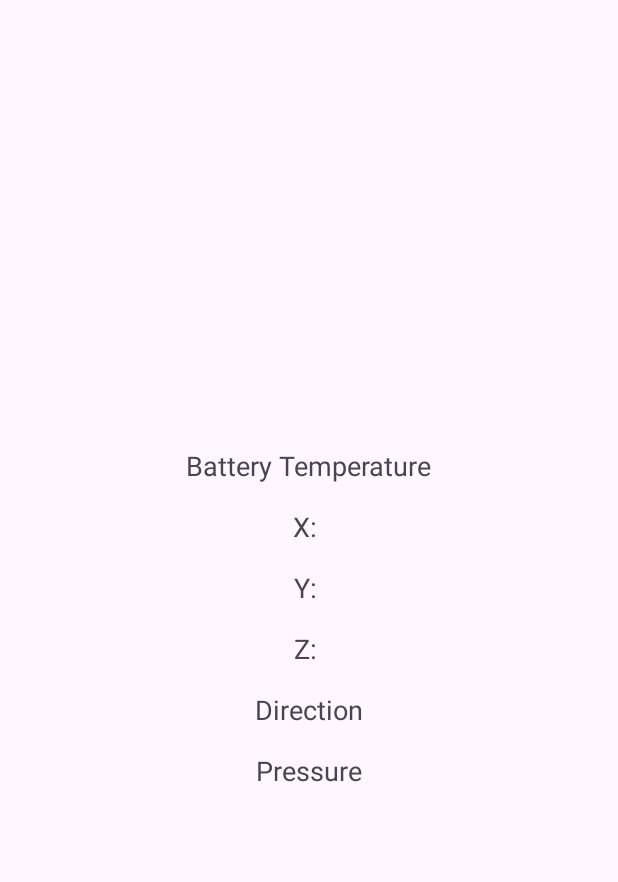
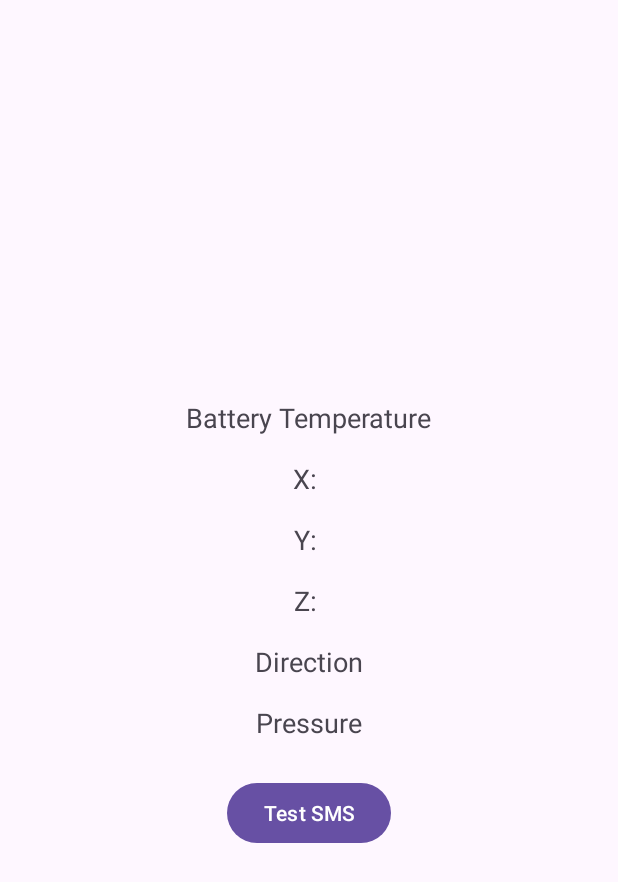
Before and after one commit to ImamNurHadi/Smart-Emergency-and-Road-Assistance, an Android app: the screen it shows after launch (MainActivity), on a phone screen of 412 x 824 dp. Shown: the top 882 px of the screen. Run offline under Robolectric (Android 15) with nearby library versions, the light colour scheme and no system bars.

```diff
--- a/app/src/main/AndroidManifest.xml
+++ b/app/src/main/AndroidManifest.xml
@@ -4,6 +4,7 @@
 
     <!-- Add this permission for vibration -->
     <uses-permission android:name="android.permission.VIBRATE" />
+    <uses-permission android:name="android.permission.SEND_SMS" />
 
     <application
         android:allowBackup="true"
--- a/app/src/main/res/layout/activity_main.xml
+++ b/app/src/main/res/layout/activity_main.xml
@@ -57,4 +57,12 @@
         android:textSize="18sp"
         android:layout_margin="8dp" />
 
+    <!-- Button to Test SMS -->
+    <Button
+        android:id="@+id/testSmsButton"
+        android:layout_width="wrap_content"
+        android:layout_height="wrap_content"
+        android:text="Test SMS"
+        android:layout_marginTop="16dp" />
+
 </LinearLayout>
```
Also changed, not shown: app/src/main/java/com/example/sera/MainActivity.java (+9 -0 lines).
